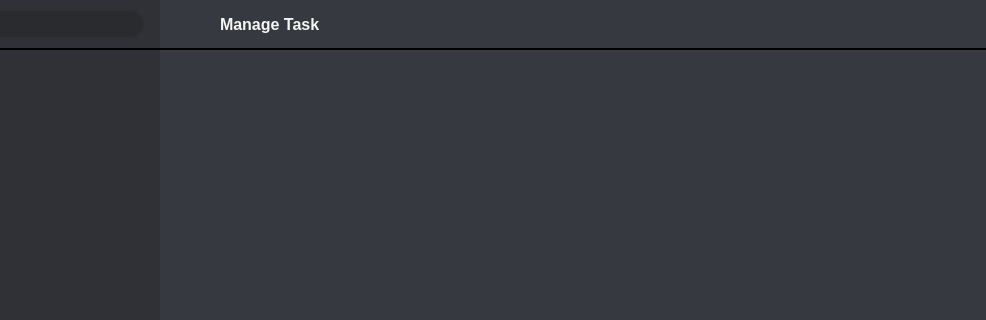
Above: Project/Window/ProgramWindow.ui from RiyanBliTe/Chrona before the change; both pictures show x 162 to 1148 and y 0 to 320 of the 1148 by 763 pixel window. Below: the same form after it.
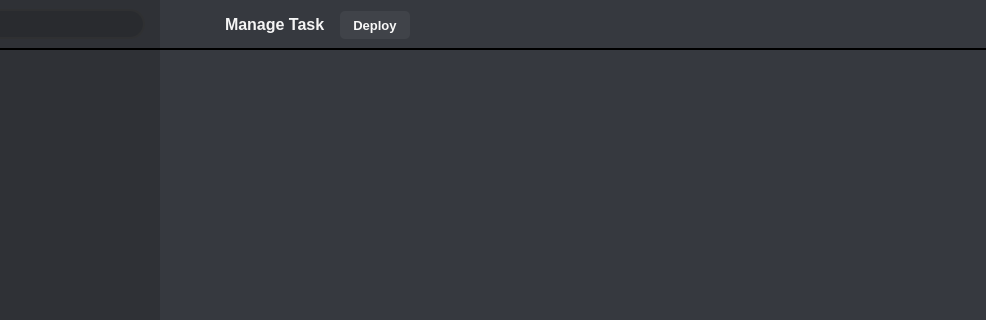
That is the form after the change. Icons and pictures are not drawn.

```diff
--- a/Project/Window/ProgramWindow.ui
+++ b/Project/Window/ProgramWindow.ui
@@ -674,8 +674,11 @@
           </font>
          </property>
          <layout class="QHBoxLayout" name="horizontalLayout_6">
+          <property name="spacing">
+           <number>15</number>
+          </property>
           <property name="leftMargin">
-           <number>14</number>
+           <number>10</number>
           </property>
           <item>
            <widget class="QPushButton" name="TopBackButton">
@@ -727,6 +730,45 @@
             </property>
            </widget>
           </item>
+          <item>
+           <widget class="QPushButton" name="DeployButton">
+            <property name="minimumSize">
+             <size>
+              <width>70</width>
+              <height>28</height>
+             </size>
+            </property>
+            <property name="maximumSize">
+             <size>
+              <width>70</width>
+              <height>25</height>
+             </size>
+            </property>
+            <property name="font">
+             <font>
+              <pointsize>10</pointsize>
+              <bold>true</bold>
+             </font>
+            </property>
+            <property name="styleSheet">
+             <string notr="true">QPushButton 
+{	
+	color: rgb(248, 248, 248);
+	border: none;
+	outline: none;
+	border-radius: 5px;
+	text-align: center;
+	background-color: rgb(64, 67, 73);
+}
+
+QPushButton:hover { background-color: rgb(30, 32, 35); }
+QPushButton:pressed { background-color: rgb(118, 179, 157); }</string>
+            </property>
+            <property name="text">
+             <string>Deploy</string>
+            </property>
+           </widget>
+          </item>
           <item>
            <spacer name="horizontalSpacer">
             <property name="orientation">
```
